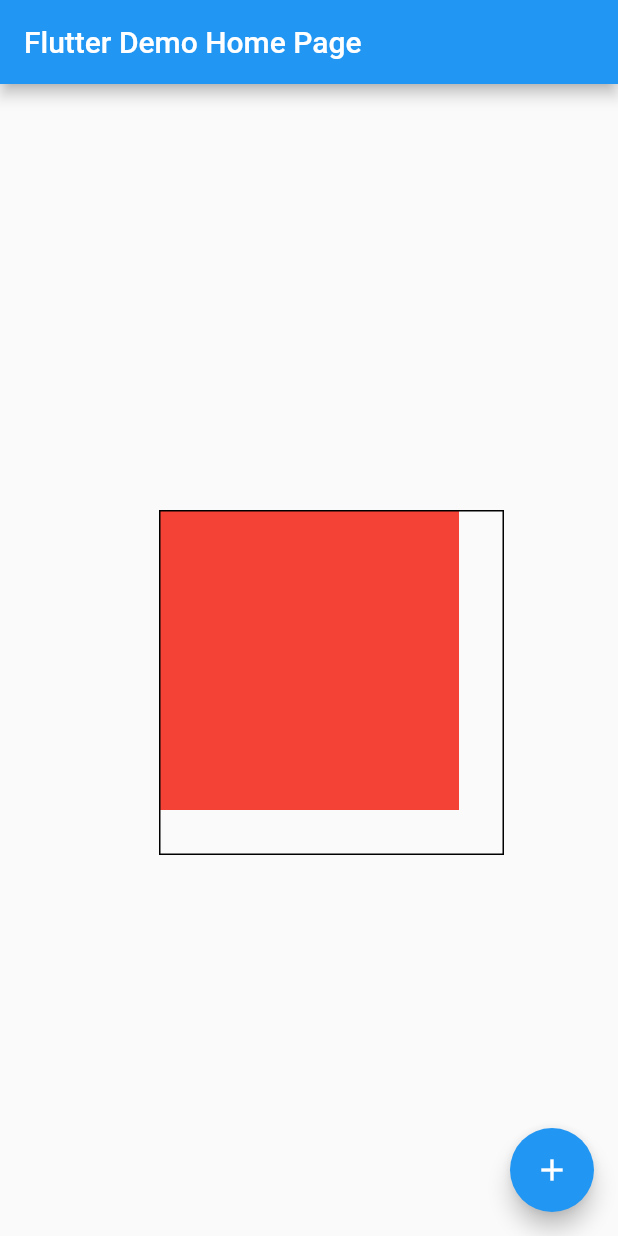
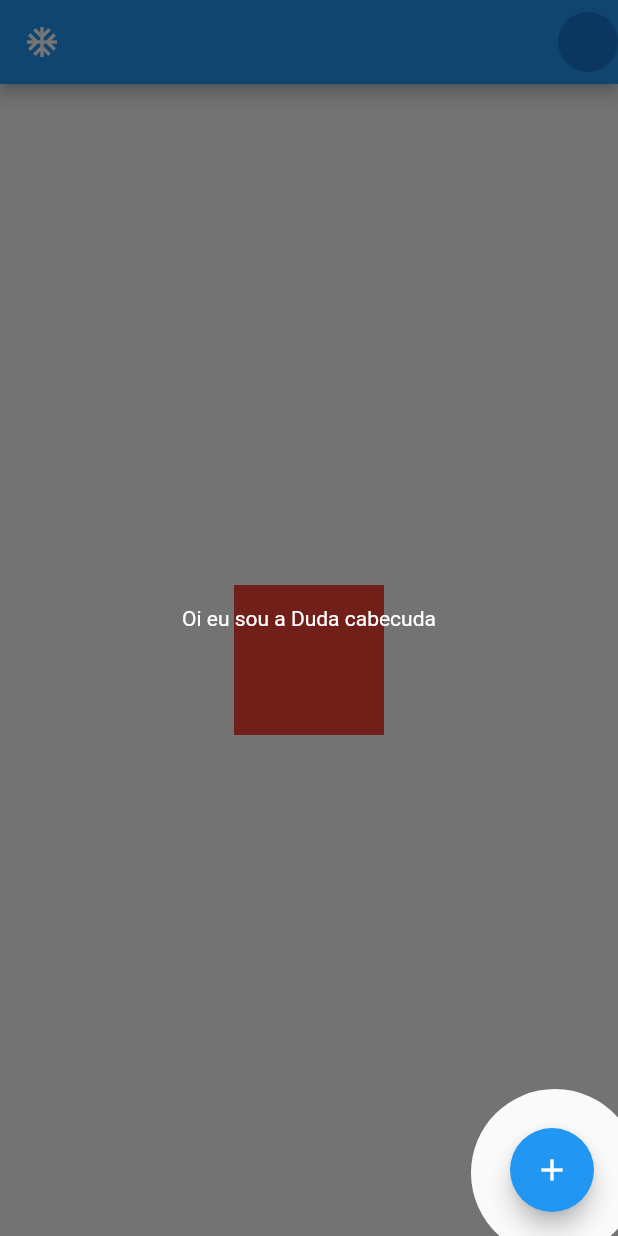
Before and after one commit to Flutter-Dash-Team/tutorial, a Flutter app: the screen it shows after launch, after a tap on the "add" icon, on a phone screen of 412 x 824 dp. Run offline on Flutter 3.47's test engine with Material 2 defaults, Android fonts, the phone set to English and light mode, and no system bars.

Commit message:
focando elemento

```diff
--- a/lib/main.dart
+++ b/lib/main.dart
@@ -38,33 +38,29 @@ class _MyHomePageState extends State<MyHomePage> {
     var size = MediaQuery.of(context).size;
     OverlayState overlayState = Overlay.of(context);
     OverlayEntry overlayEntry = OverlayEntry(builder: (context) {
-      return Stack(
-        children: [
-          Container(
-            width: size.width,
-            height: size.height,
-            color: Colors.transparent,
-          ),
-          Positioned(
-              top: top,
-              left: left,
-              child: Container(
-                width: width,
-                height: height,
-                decoration: BoxDecoration(
-                    color: Colors.transparent,
-                    border: Border.all(color: Colors.black)),
-              )),
-        ],
+      return Scaffold(
+        backgroundColor: Colors.transparent,
+        body: Stack(
+          children: [
+            CustomPaint(
+              size: size,
+              painter: HolePainter(
+                dx: left + 30,
+                dy: top + 30,
+                radius: width,
+              ),
+            ),
+            Center(
+              child: Text(
+                "Oi eu sou a Duda cabecuda",
+                style: TextStyle(color: Colors.white),
+              ),
+            )
+          ],
+        ),
       );
     });
-    OverlayEntry overlayEntry1 = OverlayEntry(builder: (context) {
-      return Container(
-        width: size.width,
-        height: size.height,
-        color: Colors.transparent,
-      );
-    });
+
     overlayState.insert(overlayEntry);
   }
 
@@ -84,26 +80,79 @@ class _MyHomePageState extends State<MyHomePage> {
 
   @override
   Widget build(BuildContext context) {
+    var size = MediaQuery.of(context).size;
     return Scaffold(
       appBar: AppBar(
-        title: Text(widget.title),
+        leading: Icon(
+          Icons.ac_unit,
+        ),
+        actions: [CircleAvatar()],
       ),
-      body: Center(
-        child: Container(
-          key: _key,
-          color: Colors.red,
-          width: 200,
-          height: 200,
+      body: Container(
+        child: Center(
+          child: Container(
+            height: 100,
+            width: 100,
+            color: Colors.red,
+          ),
         ),
       ),
       floatingActionButton: FloatingActionButton(
+        key: _key,
         onPressed: () async {
           await capturePositionWidget();
           showOverlay(context);
         },
-        tooltip: 'Increment',
         child: Icon(Icons.add),
-      ), // This trailing comma makes auto-formatting nicer for build methods.
+      ),
     );
   }
 }
+
+class HolePainter extends CustomPainter {
+  final double dx;
+  final double dy;
+  final double radius;
+  final ShapeFocus shapeFocus;
+
+  HolePainter({
+    this.dx,
+    this.dy,
+    this.radius,
+    this.shapeFocus = ShapeFocus.oval,
+  });
+  @override
+  void paint(Canvas canvas, Size size) {
+    final paint = Paint()..color = Colors.black54;
+    if (shapeFocus == ShapeFocus.oval) {
+      canvas.drawPath(
+          Path.combine(
+            PathOperation.difference,
+            Path()..addRect(Rect.fromLTWH(0, 0, size.width, size.height)),
+            Path()
+              ..addOval(
+                  Rect.fromCircle(center: Offset(dx, dy), radius: radius - 30))
+              ..close(),
+          ),
+          paint);
+    } else {
+      canvas.drawPath(
+          Path.combine(
+            PathOperation.difference,
+            Path()..addRect(Rect.fromLTWH(0, 0, size.width, size.height)),
+            Path()
+              ..addRect(
+                  Rect.fromCircle(center: Offset(dx, dy), radius: radius - 30))
+              ..close(),
+          ),
+          paint);
+    }
+  }
+
+  @override
+  bool shouldRepaint(CustomPainter oldDelegate) {
+    return false;
+  }
+}
+
+enum ShapeFocus { oval, square }
```
